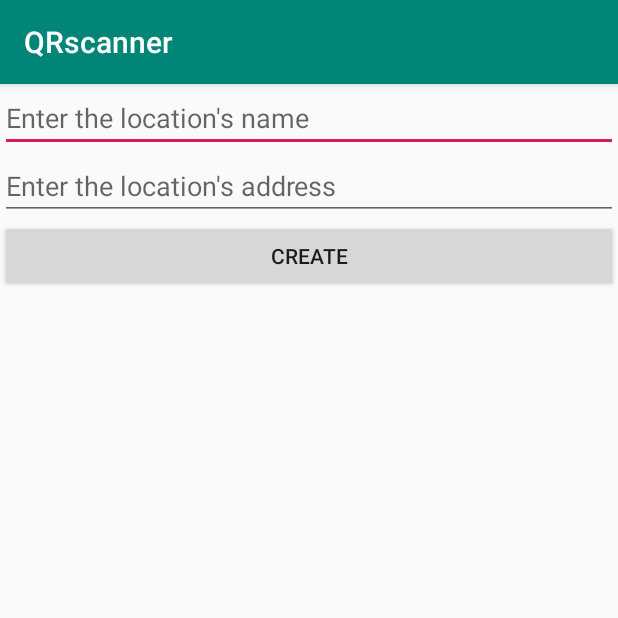
After one commit to adi211/QRscanner1111111, an Android app: the AddLocation screen opened directly, with no data from a screen before it, on a phone screen of 412 x 824 dp, the top half of it. The commit adds this screen. Run offline under Robolectric (Android 15) with nearby library versions, the phone set to English and light mode, and no system bars; our stand-ins replace Firebase (no records; nobody signed in at launch, a user with empty details on screens opened directly).

Commit message:
same app with user info and add places

```diff
--- a/app/build.gradle
+++ b/app/build.gradle
@@ -23,6 +23,7 @@ dependencies {
     //noinspection GradleCompatible
     implementation 'com.android.support:appcompat-v7:27.1.1'
     implementation 'com.android.support.constraint:constraint-layout:1.1.3'
+    implementation 'com.android.support:design:27.1.1'
     testImplementation 'junit:junit:4.12'
     androidTestImplementation 'com.android.support.test:runner:1.0.2'
     androidTestImplementation 'com.android.support.test.espresso:espresso-core:3.0.2'
--- /dev/null
+++ b/app/src/main/java/com/example/adi/qrscanner/AddLocation.java
@@ -0,0 +1,64 @@
+package com.example.adi.qrscanner;
+
+import android.content.Intent;
+import android.support.annotation.NonNull;
+import android.support.v7.app.AppCompatActivity;
+import android.os.Bundle;
+import android.view.View;
+import android.widget.EditText;
+
+import com.google.firebase.auth.FirebaseAuth;
+import com.google.firebase.database.DataSnapshot;
+import com.google.firebase.database.DatabaseError;
+import com.google.firebase.database.DatabaseReference;
+import com.google.firebase.database.FirebaseDatabase;
+import com.google.firebase.database.ValueEventListener;
+
+public class AddLocation extends AppCompatActivity {
+
+    EditText name, address;
+    DatabaseReference ref;
+    FirebaseAuth firebaseAuth;
+
+    @Override
+    protected void onCreate(Bundle savedInstanceState) {
+        super.onCreate(savedInstanceState);
+        setContentView(R.layout.activity_add_location);
+
+        name = findViewById(R.id.name);
+        address = findViewById(R.id.address);
+
+        ref = FirebaseDatabase.getInstance().getReference();
+        firebaseAuth = FirebaseAuth.getInstance();
+    }
+
+    public void create(View view) {
+        final String n = name.getText().toString();
+        final String a = address.getText().toString();
+        if (!n.isEmpty() && !a.isEmpty())
+        {
+            ref.child("Places").child(n).child("address").setValue(a);
+            final String email=firebaseAuth.getCurrentUser().getEmail();
+            ref.child("Users").addListenerForSingleValueEvent(new ValueEventListener() {
+                @Override
+                public void onDataChange(@NonNull DataSnapshot dataSnapshot) {
+                    for (DataSnapshot ds : dataSnapshot.getChildren())
+                    {
+                        Users u = ds.getValue(Users.class);
+                        if (u.getEmail().equals(email))
+                        {
+                            ref.child("Places").child(n).child("admins").child(u.getId()).setValue(u);
+                        }
+                    }
+                }
+
+                @Override
+                public void onCancelled(@NonNull DatabaseError databaseError) {
+
+                }
+            });
+            Intent t = new Intent(this, UserHome.class);
+            startActivity(t);
+        }
+    }
+}
--- a/app/src/main/java/com/example/adi/qrscanner/loginActivity.java
+++ b/app/src/main/java/com/example/adi/qrscanner/loginActivity.java
@@ -42,7 +42,7 @@ public class loginActivity extends AppCompatActivity {
 
                 if (task.isSuccessful()){
                     Toast.makeText(loginActivity.this, "Login Successful", Toast.LENGTH_LONG).show();
-                    Intent i = new Intent(loginActivity.this, MainActivity.class);
+                    Intent i = new Intent(loginActivity.this, UserHome.class);
                     startActivity(i);
                 }
                 else {
--- /dev/null
+++ b/app/src/main/res/layout/activity_add_location.xml
@@ -0,0 +1,31 @@
+<?xml version="1.0" encoding="utf-8"?>
+<LinearLayout xmlns:android="http://schemas.android.com/apk/res/android"
+    xmlns:app="http://schemas.android.com/apk/res-auto"
+    xmlns:tools="http://schemas.android.com/tools"
+    android:layout_width="match_parent"
+    android:layout_height="match_parent"
+    android:orientation="vertical"
+    tools:context=".AddLocation">
+
+    <EditText
+        android:id="@+id/name"
+        android:layout_width="match_parent"
+        android:layout_height="wrap_content"
+        android:ems="10"
+        android:inputType="textPersonName"
+        android:hint="Enter the location's name" />
+
+    <EditText
+        android:id="@+id/address"
+        android:layout_width="match_parent"
+        android:layout_height="wrap_content"
+        android:ems="10"
+        android:hint="Enter the location's address"
+        android:inputType="textPostalAddress" />
+
+    <Button
+        android:onClick="create"
+        android:layout_width="match_parent"
+        android:layout_height="wrap_content"
+        android:text="Create" />
+</LinearLayout>
--- a/app/src/main/res/layout/activity_main.xml
+++ b/app/src/main/res/layout/activity_main.xml
@@ -6,6 +6,12 @@
     android:layout_height="match_parent"
     tools:context=".MainActivity"
     android:orientation="vertical">
+
+    <TextView
+        android:id="@+id/textView5"
+        android:layout_width="match_parent"
+        android:layout_height="wrap_content"
+        android:text="TextView" />
 
     <Button
         android:layout_width="wrap_content"
```
Also changed, not shown: app/src/main/AndroidManifest.xml (+7 -2 lines), app/src/main/java/com/example/adi/qrscanner/MainActivity.java (+10 -1 lines), app/src/main/java/com/example/adi/qrscanner/SingUpActivity.java (+6 -4 lines), app/src/main/res/values/strings.xml (+13 -0 lines).
